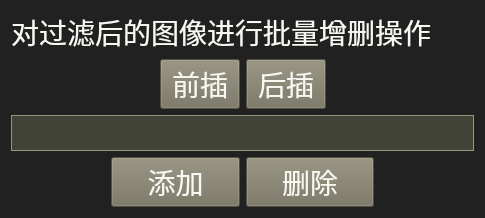
The window that ui/BatchOperatorWindow.ui (Aleiluo/danbooruTagEditor) describes before a commit, drawn with Qt 5.
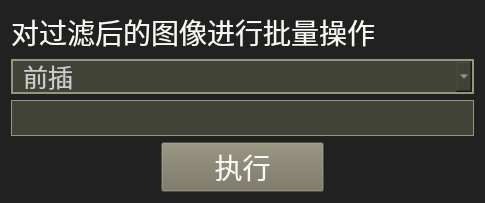
The same window after the commit.

What changed in the file:
```diff
--- a/ui/BatchOperatorWindow.ui
+++ b/ui/BatchOperatorWindow.ui
@@ -82,6 +82,49 @@
 QTabWidget::pane{
 	border:none;
 }
+/* ComboBox */
+QComboBox {
+	border: 1px solid #99947c; /* 边框宽度为1px，颜色为#A0A0A0 */
+	background-color: #414339; /* 背景颜色 */
+	color: #cccccc; /* 文本颜色 */
+	font-size:25px;
+
+	border-width:2px;/*边框宽度*/
+	padding-left: 10px;/*左侧边距*/
+}
+
+
+/* 下拉后，整个下拉窗体样式 */
+QComboBox QAbstractItemView {
+    border: 2px solid #f3f3f3;/*边框宽度、线形、颜色*/
+	background-color: rgba(237, 242, 255, 1);/*背景颜色*/
+    border-radius: 15px;/*圆角*/
+    padding: 1px 2px 1px 2px;  /*针对于组合框中的文本内容*/
+    min-width: 9em;   /*# 组合框的最小宽度*/
+}
+
+/* 下拉后，整个下拉窗体每项的样式 */
+QComboBox QAbstractItemView::item {
+	border-radius: 15px;/*圆角*/
+    height: 30px;   /* 项的高度（设置pComboBox-&gt;setView(new QListView());后，该项才起作用） */
+	background-color: rgb(237, 242, 255);
+
+}
+
+/*以下部分不知为何不生效，有待调试*/
+/* 下拉后，整个下拉窗体越过每项的样式 */
+QComboBox QAbstractItemView::item:hover {
+    color: #FFFFF0;
+       /* 整个下拉窗体越过每项的背景色 */
+	background-color: rgb(98, 0, 255);
+}
+
+/* 下拉后，整个下拉窗体被选择的每项的样式 */
+QComboBox QAbstractItemView::item:selected {
+    color: #FFFFF0;
+	background-color: rgb(0, 85, 200);
+}
+
 /* 状态条 */
 QStatusBar {
 	background-color: #414339;
@@ -145,59 +188,38 @@
    <item>
     <widget class="QLabel" name="ins_Label">
      <property name="text">
-      <string>对过滤后的图像进行批量增删操作</string>
+      <string>对过滤后的图像进行批量操作</string>
      </property>
     </widget>
    </item>
    <item>
-    <layout class="QHBoxLayout" name="horizontalLayout">
+    <widget class="QComboBox" name="comboBox">
      <item>
-      <spacer name="horizontalSpacer_3">
-       <property name="orientation">
-        <enum>Qt::Horizontal</enum>
-       </property>
-       <property name="sizeHint" stdset="0">
-        <size>
-         <width>40</width>
-         <height>20</height>
-        </size>
-       </property>
-      </spacer>
+      <property name="text">
+       <string>前插</string>
+      </property>
      </item>
      <item>
-      <widget class="QPushButton" name="frontMode">
-       <property name="text">
-        <string>前插</string>
-       </property>
-       <attribute name="buttonGroup">
-        <string notr="true">buttonGroup</string>
-       </attribute>
-      </widget>
+      <property name="text">
+       <string>后插</string>
+      </property>
      </item>
      <item>
-      <widget class="QPushButton" name="behindMode">
-       <property name="text">
-        <string>后插</string>
-       </property>
-       <attribute name="buttonGroup">
-        <string notr="true">buttonGroup</string>
-       </attribute>
-      </widget>
+      <property name="text">
+       <string>删除</string>
+      </property>
      </item>
      <item>
-      <spacer name="horizontalSpacer_4">
-       <property name="orientation">
-        <enum>Qt::Horizontal</enum>
-       </property>
-       <property name="sizeHint" stdset="0">
-        <size>
-         <width>40</width>
-         <height>20</height>
-        </size>
-       </property>
-      </spacer>
+      <property name="text">
+       <string>括号前添加转义符'/'</string>
+      </property>
      </item>
-    </layout>
+     <item>
+      <property name="text">
+       <string>移除括号前转义符'/'</string>
+      </property>
+     </item>
+    </widget>
    </item>
    <item>
     <widget class="QLineEdit" name="batchEdit">
@@ -218,7 +240,7 @@
        </property>
        <property name="sizeHint" stdset="0">
         <size>
-         <width>100</width>
+         <width>150</width>
          <height>20</height>
         </size>
        </property>
@@ -227,14 +249,7 @@
      <item>
       <widget class="QPushButton" name="batchAdd">
        <property name="text">
-        <string>添加</string>
-       </property>
-      </widget>
-     </item>
-     <item>
-      <widget class="QPushButton" name="batchDel">
-       <property name="text">
-        <string>删除</string>
+        <string>执行</string>
        </property>
       </widget>
      </item>
@@ -248,7 +263,7 @@
        </property>
        <property name="sizeHint" stdset="0">
         <size>
-         <width>100</width>
+         <width>150</width>
          <height>20</height>
         </size>
        </property>
```
Left out of the diff: 5 changed lines with no effect on the pictures.
